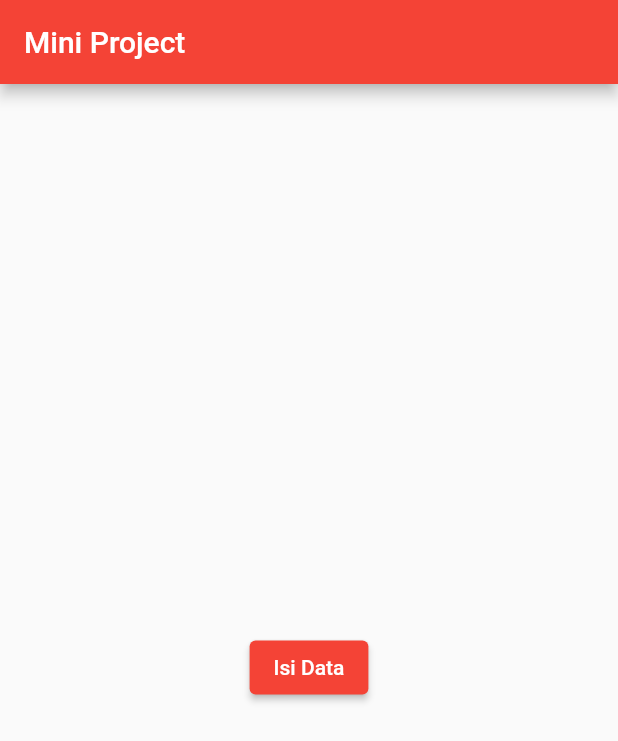
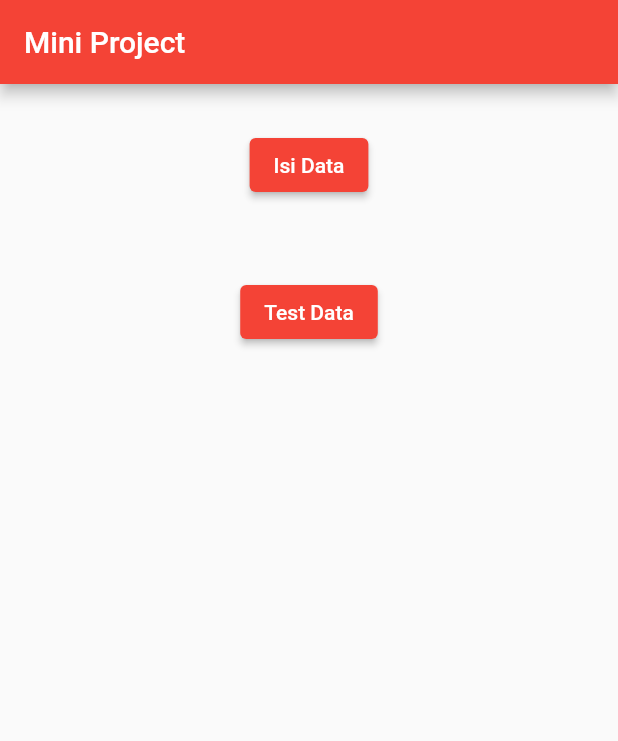
Before and after one commit to adimaulanaa/MT-Repository, a Flutter app: the screen it shows after launch, after a tap on "Isi Data", after a tap on the "arrow back ios" icon, on a phone screen of 412 x 824 dp. Shown: the top 741 px of the screen. Run offline on Flutter 3.47's test engine with Material 2 defaults, Android fonts, the phone set to English and light mode, and no system bars; our stand-ins replace flutter_form_builder.

Commit message:
commit 8

```diff
--- a/lib/features/dashboard/presentation/pages/DataProfile_screen.dart
+++ b/lib/features/dashboard/presentation/pages/DataProfile_screen.dart
@@ -153,12 +153,12 @@ class _DataProfileState extends State<DataProfile> {
           ],
         ),
       ),
-      floatingActionButton: FloatingActionButton(
-        onPressed: () {},
-        tooltip: 'Increment',
-        // Text(''),
-        child: Text("Add"),
-      ),
+      // floatingActionButton: FloatingActionButton(
+      //   onPressed: () {},
+      //   tooltip: 'Increment',
+      //   // Text(''),
+      //   child: Text("Add"),
+      // ),
     );
   }
 
@@ -239,8 +239,6 @@ class _DataProfileState extends State<DataProfile> {
                     .map((jk) => FormBuilderFieldOption(value: jk))
                     .toList(growable: false),
                 onChanged: (jk) {
-                  // Jk = jk.toString();
-                  // print("jk $jk");
                   setState(() {
                     Jk = jk.toString();
                   });
@@ -758,7 +756,7 @@ class _DataProfileState extends State<DataProfile> {
         padding: const EdgeInsets.fromLTRB(20, 10, 10, 10),
         // padding: const EdgeInsets.fromLTRB(left, top, right, bottom)
         child: FormBuilderCheckbox(
-          name: 'sama_ktp',
+          name: 'samaKtp',
           // onChanged: (),
           initialValue: false,
           title: RichText(
@@ -776,9 +774,9 @@ class _DataProfileState extends State<DataProfile> {
             true,
             errorText: 'You must accept terms and conditions to continue',
           ),
-          onChanged: (sama_ktp) {
+          onChanged: (samaKtp) {
             setState(() {
-              if (sama_ktp == true) {
+              if (samaKtp == true) {
                 print("Jalan: " + _controllerJalan.text);
                 print("Provinsi: " + Prov);
                 print("Kota/Kabupaten: " + Koka);
--- a/lib/features/dashboard/presentation/pages/dashboard_screen.dart
+++ b/lib/features/dashboard/presentation/pages/dashboard_screen.dart
@@ -26,7 +26,9 @@ class _MyHomePageState extends State<MyHomePage> {
         title: Text(widget.title),
       ),
       body: Center(
-        child: SizedBox(
+        child: Column(
+          children: <Widget>[
+            SizedBox(
               child: Padding(
                   padding: const EdgeInsets.fromLTRB(40, 30, 40, 20),
                   child: ElevatedButton(
@@ -38,6 +40,21 @@ class _MyHomePageState extends State<MyHomePage> {
                     },
                     child: Text('Isi Data'),
                   )),
+            ),
+            SizedBox(
+              child: Padding(
+                  padding: const EdgeInsets.fromLTRB(40, 30, 40, 20),
+                  child: ElevatedButton(
+                    onPressed: () {
+                      Navigator.pushReplacement(context,
+                          MaterialPageRoute(builder: (context) {
+                        return DataProfile();
+                      }));
+                    },
+                    child: Text('Test Data'),
+                  )),
+            ),
+          ],
         ),
       ),
       // This trailing comma makes auto-formatting nicer for build methods.
```
Lines whose indentation alone changed are shown as unchanged.
